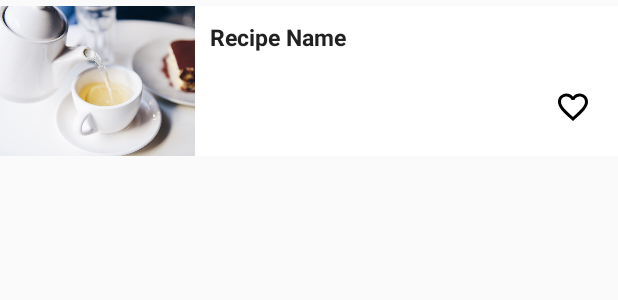
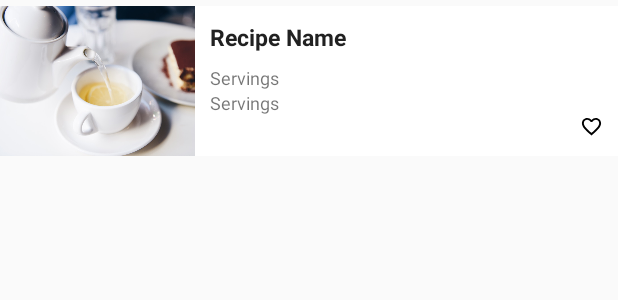
Before and after one commit to smritidas/Recipes, an Android app: the layout recipe_list_item_rv.xml on its own in the app's theme, with its tools: preview values and no code run, on a phone screen of 412 x 824 dp. Shown: the top 300 px of the screen. Run offline under Robolectric (Android 15) with nearby library versions, the phone set to English and light mode, and no system bars; network calls fail.

```diff
--- a/app/src/main/java/com/example/android/recipes/ui/RecipeDetailActivity.java
+++ b/app/src/main/java/com/example/android/recipes/ui/RecipeDetailActivity.java
@@ -49,7 +49,6 @@ public class RecipeDetailActivity extends AppCompatActivity {
         recipeWebsiteButton.setText(url); //TODO hide the URL behind the button
 
         String listOfIngredients = getIngredientsFromRecipe(recipe);
-      //  Log.i("Ingredients: ", listOfIngredients);
         recipeIngredients.setText(listOfIngredients);
 
         Glide.with(recipeImage)
@@ -65,6 +64,7 @@ public class RecipeDetailActivity extends AppCompatActivity {
                 Intent browserIntent = new Intent(Intent.ACTION_VIEW);
                 browserIntent.setData(Uri.parse(url));
                 startActivity(browserIntent);
+
 
             }
         });
--- a/app/src/main/res/layout/activity_search.xml
+++ b/app/src/main/res/layout/fragment_search.xml
@@ -22,7 +22,7 @@
 
 
     <EditText
-        android:id="@+id/editText"
+        android:id="@+id/editTextSearch"
         android:layout_width="wrap_content"
         android:layout_height="wrap_content"
         android:layout_marginStart="8dp"
@@ -37,7 +37,7 @@
         app:layout_constraintTop_toTopOf="parent" />
 
     <ImageView
-        android:id="@+id/imageView2"
+        android:id="@+id/searchInput"
         android:layout_width="35dp"
         android:layout_height="35dp"
         android:layout_marginStart="8dp"
@@ -46,7 +46,7 @@
         app:layout_constraintBottom_toBottomOf="parent"
         app:layout_constraintEnd_toEndOf="parent"
         app:layout_constraintHorizontal_bias="0.0"
-        app:layout_constraintStart_toEndOf="@id/editText"
+        app:layout_constraintStart_toEndOf="@id/editTextSearch"
         app:layout_constraintTop_toTopOf="@+id/imageView_search_background"
         app:srcCompat="@drawable/ic_search_white_24dp" />
 
--- a/app/src/main/res/layout/recipe_list_item_rv.xml
+++ b/app/src/main/res/layout/recipe_list_item_rv.xml
@@ -43,15 +43,29 @@
             android:ellipsize="end"
             android:maxLines="1" />
 
+        <TextView
+            android:id="@+id/noOfServingsTextView"
+            android:layout_width="wrap_content"
+            android:layout_height="wrap_content"
+            android:text="@string/servings"
+            android:textSize="12sp"/>
+
+
+        <TextView
+            android:id="@+id/noOfServings"
+            android:layout_width="wrap_content"
+            android:layout_height="wrap_content"
+            android:text="@string/servings"
+            android:textSize="12sp"/>
+
 
         <ImageView
             android:id="@+id/save_recipe_listview"
-            android:layout_width="wrap_content"
-            android:layout_height="wrap_content"
+            android:layout_width="15dp"
+            android:layout_height="15dp"
             app:srcCompat="@drawable/ic_favorite_border_black_24dp"
-            android:layout_gravity="right"
-            android:layout_marginEnd="8dp"
-            android:layout_marginTop="16dp" />
+            android:layout_gravity="end"
+             />
 
     </LinearLayout>
 
--- a/app/src/main/res/values/strings.xml
+++ b/app/src/main/res/values/strings.xml
@@ -15,7 +15,7 @@
     <string name="yield">yield</string>
     <string name="servings">Servings</string>
     <string name="Website">Website</string>
-    <string name="Directions">Get Cooking Directions</string>
+    <string name="Directions">Get Directions</string>
 
     <!-- Bottom Navigation  -->
     <string name="search">Search</string>
```
Also changed, not shown: app/src/main/java/com/example/android/recipes/adapters/RecipesAdapter.java (+5 -5 lines), app/src/main/java/com/example/android/recipes/ui/RecipeSearchFragment.java (added, +40 -0 lines).
